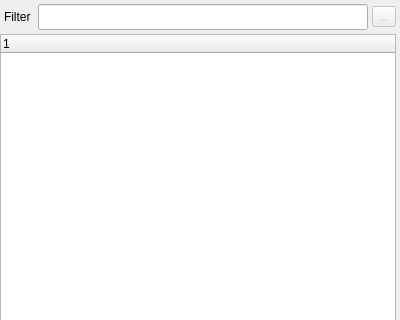
Before: the Qt Designer form sources/propertyview.ui in mikaelsundell/stageviz, drawn with Qt 5; both pictures show x 0 to 400 and y 0 to 320 of the 400 by 800 pixel window.
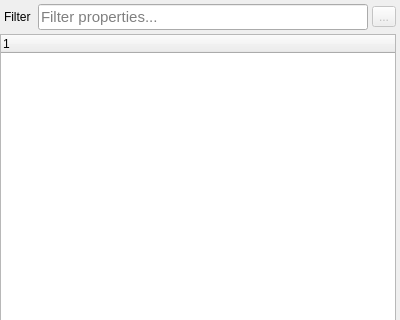
After: the same form once the commit is applied. Custom widgets are drawn as their Qt base class.

Diff of the .ui file:
```diff
--- a/sources/propertyview.ui
+++ b/sources/propertyview.ui
@@ -69,6 +69,9 @@
           <pointsize>11</pointsize>
          </font>
         </property>
+        <property name="placeholderText">
+         <string>Filter properties...</string>
+        </property>
        </widget>
       </item>
       <item>
```
